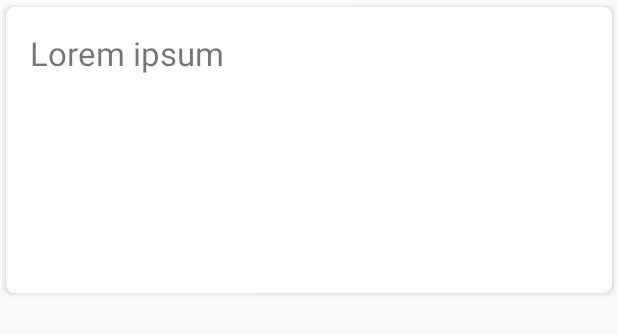
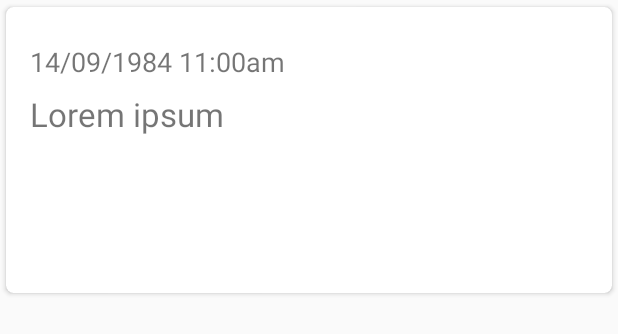
Before and after one commit to dominicthomas/android-twitter-status-list, an Android app: the layout tweet_list_item.xml on its own in the app's theme, with its tools: preview values and no code run, on a phone screen of 412 x 824 dp. Shown: the top 334 px of the screen. Run offline under Robolectric (Android 15) with nearby library versions, the phone set to English and light mode, and no system bars; network calls fail.

Commit message:
Adding date util and some styling

```diff
--- /dev/null
+++ b/data/src/main/java/com/dogoodapps/data/framework/Utils.kt
@@ -0,0 +1,18 @@
+package com.dogoodapps.data.framework
+
+import java.text.SimpleDateFormat
+import java.util.*
+
+fun String.twitterFriendlyDate(): String? {
+    val dateFormat = SimpleDateFormat(
+        "EEE MMM dd HH:mm:ss ZZZZZ yyyy", Locale.ENGLISH
+    )
+    dateFormat.isLenient = false
+    val created = dateFormat.parse(this)
+
+    val anotherDateFormat = SimpleDateFormat(
+        "MMM dd yyyy HH:mm", Locale.ENGLISH
+    )
+
+    return anotherDateFormat.format(created)
+}
--- a/presentation/src/main/java/com/dogoodapps/chirp/presentation/ui/main/adapters/TweetItemViewHolder.kt
+++ b/presentation/src/main/java/com/dogoodapps/chirp/presentation/ui/main/adapters/TweetItemViewHolder.kt
@@ -2,12 +2,15 @@ package com.dogoodapps.chirp.presentation.ui.main.adapters
 
 import android.view.View
 import androidx.recyclerview.widget.RecyclerView
+import com.dogoodapps.data.framework.twitterFriendlyDate
 import com.dogoodapps.domain.entities.Tweet
 import kotlinx.android.synthetic.main.tweet_list_item.view.*
+
 
 class TweetItemViewHolder(val view: View) : RecyclerView.ViewHolder(view) {
 
     fun bind(tweet: Tweet) {
+        itemView.statusDate.text = tweet.created_at.twitterFriendlyDate()
         itemView.statusText.text = tweet.full_text
     }
 }
--- a/presentation/src/main/java/com/dogoodapps/chirp/presentation/ui/main/di/DaggerResources.kt
+++ b/presentation/src/main/java/com/dogoodapps/chirp/presentation/ui/main/di/DaggerResources.kt
@@ -1,15 +1,10 @@
 package com.dogoodapps.chirp.presentation.ui.main.di
 
 // TODO: Create @ActivityScope?
-
 // TODO: Create component just for this activity/fragment
 
 /*
-
 READ: http://frogermcs.github.io/activities-multibinding-in-dagger-2/
-
 READ: https://google.github.io/dagger/subcomponents.html
-
 READ: http://eng.moldedbits.com/android,/dependency/injection/2018/01/09/dagger2-android-subcomponents.html
-
  */
--- a/presentation/src/main/res/layout/tweet_list_item.xml
+++ b/presentation/src/main/res/layout/tweet_list_item.xml
@@ -11,12 +11,30 @@
         app:cardElevation="2dp"
         android:minHeight="200dp">
 
-    <TextView
-            android:id="@+id/statusText"
-            android:layout_width="match_parent"
+    <androidx.constraintlayout.widget.ConstraintLayout
+            android:layout_width="wrap_content"
             android:padding="16dp"
-            android:textSize="22sp"
-            android:layout_height="wrap_content"
-            tools:text="Lorem ipsum "/>
+            android:layout_height="wrap_content">
+
+        <TextView
+                android:id="@+id/statusDate"
+                android:layout_width="match_parent"
+                android:textSize="18sp"
+                android:layout_height="wrap_content"
+                tools:text="14/09/1984 11:00am"
+                android:layout_marginTop="8dp"
+                app:layout_constraintTop_toTopOf="parent"/>
+
+        <TextView
+                android:id="@+id/statusText"
+                app:layout_constraintTop_toBottomOf="@id/statusDate"
+                android:layout_width="match_parent"
+                android:layout_marginTop="8dp"
+                android:textSize="22sp"
+                android:layout_height="wrap_content"
+                tools:text="Lorem ipsum "/>
+
+    </androidx.constraintlayout.widget.ConstraintLayout>
+
 
 </androidx.cardview.widget.CardView>
--- a/presentation/src/main/res/values/colors.xml
+++ b/presentation/src/main/res/values/colors.xml
@@ -1,6 +1,6 @@
 <?xml version="1.0" encoding="utf-8"?>
 <resources>
-    <color name="colorPrimary">#008577</color>
-    <color name="colorPrimaryDark">#00574B</color>
-    <color name="colorAccent">#D81B60</color>
+    <color name="colorPrimary">#EB4746</color>
+    <color name="colorPrimaryDark">#2F4858</color>
+    <color name="colorAccent">#67528E</color>
 </resources>
```
